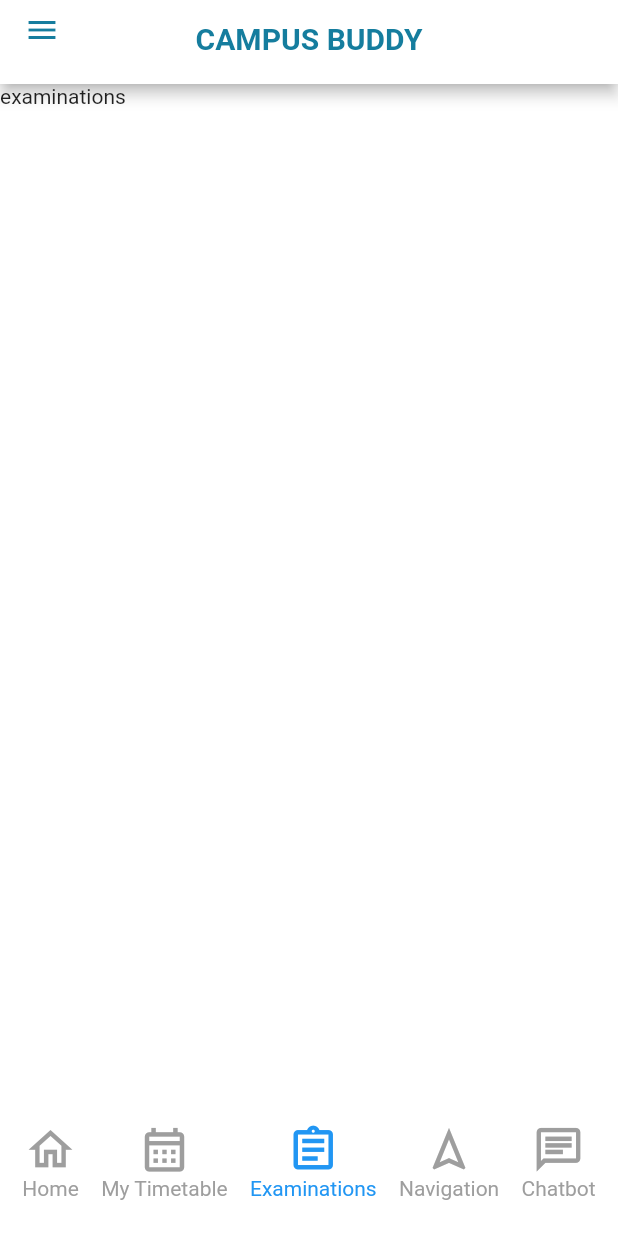
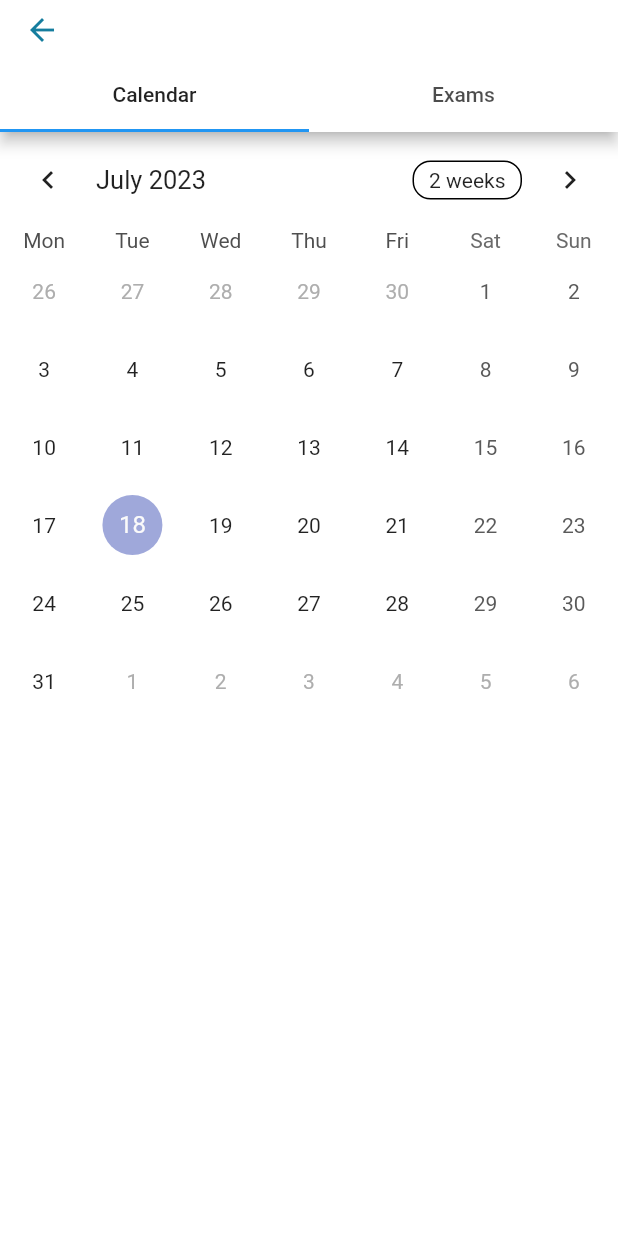
Before and after one commit to Vict0r2055/Campus-Buddy, a Flutter app: the ExaminationsPage screen opened by its route, on a phone screen of 412 x 824 dp. Run offline on Flutter 3.47's test engine with Material 2 defaults, Android fonts, the phone set to English and light mode, and no system bars; drawn by our look-alikes of table_calendar; our stand-ins replace firebase_auth, firebase_core, firebase_database, firebase_storage; accounts and stored records are empty.

Commit message:
calendar phase 1.0

```diff
--- a/lib/examinations.dart
+++ b/lib/examinations.dart
@@ -1,17 +1,60 @@
+import 'package:campus_buddy/home_page.dart';
 import 'package:flutter/material.dart';
-import 'app_bar.dart';
-import 'bottom_nav.dart';
+import 'package:table_calendar/table_calendar.dart';
 
 class ExaminationsPage extends StatelessWidget {
   const ExaminationsPage({super.key});
 
   @override
   Widget build(BuildContext context) {
-    return const Scaffold(
-      appBar: MyAppBar(),
-      drawer: NavBar(),
-      bottomNavigationBar: BottomNavigation(),
-      body: Text('examinations'),
+    return WillPopScope(
+      onWillPop: () async {
+        Navigator.push(
+          context,
+          MaterialPageRoute(builder: (context) => const HomePage()),
+        );
+        return false; // Prevents the app from exiting
+      },
+      child: DefaultTabController(
+        length: 2,
+        child: Scaffold(
+          appBar: AppBar(
+            leading: IconButton(
+              icon: const Icon(Icons.arrow_back),
+              onPressed: () {
+                Navigator.push(
+                  context,
+                  MaterialPageRoute(builder: (context) => const HomePage()),
+                );
+              },
+            ),
+            title: const Text('Calendar & Exams'),
+            bottom: const TabBar(
+              tabs: [
+                Tab(text: 'Calendar'),
+                Tab(text: 'Exams'),
+              ],
+            ),
+          ),
+          body: TabBarView(
+            children: [
+              TableCalendar(
+                calendarFormat: CalendarFormat.month,
+                firstDay: DateTime.utc(2022, 11, 9),
+                focusedDay: DateTime.now(),
+                lastDay: DateTime.utc(2030, 12, 9),
+                startingDayOfWeek: StartingDayOfWeek.monday,
+                shouldFillViewport: true,
+
+                // Add more properties and customization as needed
+              ),
+              const Center(
+                child: Text('Exams'),
+              ),
+            ],
+          ),
+        ),
+      ),
     );
   }
 }
--- a/lib/main.dart
+++ b/lib/main.dart
@@ -50,7 +50,7 @@ class MyApp extends StatelessWidget {
         '/my_modules': (context) => const MyModules(),
         '/home_page': (context) => const HomePage(),
         '/my_timetable': (context) => const MyTimetable(),
-        '/examinations': (context) => const ExaminationsPage(),
+        '/examinations': (context) => ExaminationsPage(),
         '/navigation_page': (context) => const NavigationPage(),
         '/chatbot': (context) => const Chatbot(),
         '/about_page': (context) => const AboutPage(),
--- a/pubspec.yaml
+++ b/pubspec.yaml
@@ -47,6 +47,7 @@ dependencies:
   shared_preferences: ^2.2.0
   provider: ^6.0.5
   flutter_cache_manager: ^3.3.1
+  table_calendar: ^3.0.9
   # http_proxy: ^1.2.1
   # cloud_firestore: ^4.8.2
 
```
Also changed, not shown: pubspec.lock.
